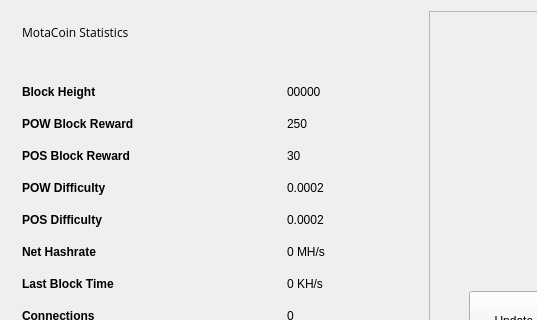
Qt form src/qt/forms/statisticspage.ui (Crestington/MotaCoin) before a commit; both pictures show x 0 to 537 and y 0 to 320 of the 653 by 510 pixel window.
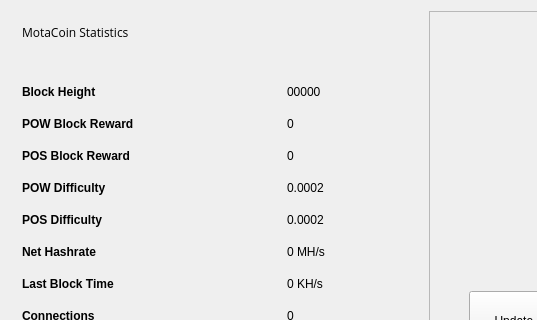
The same form after that commit. Icons and pictures are not drawn.

```diff
--- a/src/qt/forms/statisticspage.ui
+++ b/src/qt/forms/statisticspage.ui
@@ -130,7 +130,7 @@
         <item row="2" column="1">
          <widget class="QLabel" name="rewardBox">
           <property name="text">
-           <string>250</string>
+           <string>0</string>
           </property>
          </widget>
         </item>
@@ -144,7 +144,7 @@
         <item row="3" column="1">
          <widget class="QLabel" name="posrewardBox">
           <property name="text">
-           <string>30</string>
+           <string>0</string>
           </property>
          </widget>
         </item>
```
Left out of the diff: 2 changed lines with no effect on the pictures.
